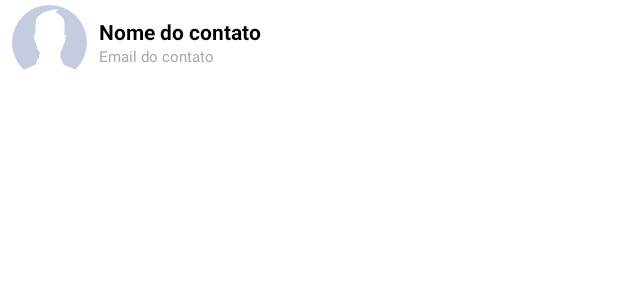
After one commit to Thiago3600/Android_WhatsApp_clone, an Android app: the layout layout_contato_adapter.xml on its own in the app's theme, with its tools: preview values and no code run, on a phone screen of 412 x 824 dp. The commit adds this screen. Shown: the top 300 px of the screen. Run offline under Robolectric (Android 15) with nearby library versions, the phone set to English and light mode, and no system bars.

Commit message:
add lista de contatos

```diff
--- a/app/src/main/AndroidManifest.xml
+++ b/app/src/main/AndroidManifest.xml
@@ -4,7 +4,7 @@
 
     <uses-feature
         android:name="android.hardware.camera2"
-        android:required="true"/>
+        android:required="true" />
 
     <uses-permission android:name="android.permission.READ_EXTERNAL_STORAGE" />
     <uses-permission android:name="android.permission.CAMERA" />
@@ -16,7 +16,9 @@
         android:roundIcon="@mipmap/ic_launcher_round"
         android:supportsRtl="true"
         android:theme="@style/Theme.Whatsapp_Clone">
-        <activity android:name=".activity.GalleryConfigActivity" android:theme="@style/Theme.AppCompat.Translucent"></activity>
+        <activity
+            android:name=".activity.GalleryConfigActivity"
+            android:theme="@style/Theme.AppCompat.Translucent" />
         <activity
             android:name=".activity.ConfiguracoesActivity"
             android:parentActivityName=".activity.MainActivity" />
--- a/app/src/main/java/com/example/whatsapp_clone/activity/ConfiguracoesActivity.java
+++ b/app/src/main/java/com/example/whatsapp_clone/activity/ConfiguracoesActivity.java
@@ -144,18 +144,13 @@ public class ConfiguracoesActivity extends AppCompatActivity {
 
     public void alterarNome(View view) {
 
-
         String nome = inputEditTextNomeUsuario.getText().toString();
-        String idUser = UsuarioFirebase.getIdCurrentUser();
-        DatabaseReference database = ConfiguracaoFirebase.getFirebaseDatabase();
-
 
         if (!nome.isEmpty()){
             if (UsuarioFirebase.atualizaNomeUsuario(nome)){
 
                 usuarioLogado.setNome(nome);
                 usuarioLogado.atualizar();
-                //database.child("Usuario").child(idUser).child("nome").setValue(nome);
                 Toast.makeText(this, "Nome alterado", Toast.LENGTH_SHORT).show();
             }
 
--- /dev/null
+++ b/app/src/main/res/layout/layout_contato_adapter.xml
@@ -0,0 +1,45 @@
+<?xml version="1.0" encoding="utf-8"?>
+<LinearLayout
+    xmlns:android="http://schemas.android.com/apk/res/android"
+    android:layout_width="match_parent"
+    android:layout_height="wrap_content"
+    android:paddingLeft="8dp"
+    android:paddingVertical="3dp"
+    android:gravity="center"
+    android:orientation="horizontal">
+
+    <de.hdodenhof.circleimageview.CircleImageView
+        android:id="@+id/circleImageViewPerfilContato"
+        android:layout_width="50dp"
+        android:layout_height="50dp"
+        android:src="@drawable/padrao"
+        />
+
+    <LinearLayout
+        android:layout_width="match_parent"
+        android:layout_height="wrap_content"
+        android:paddingLeft="8dp"
+        android:orientation="vertical">
+
+        <TextView
+            android:id="@+id/textViewNomeContato"
+            android:text="Nome do contato"
+            android:textStyle="bold"
+            android:textSize="14sp"
+
+            android:textColor="@color/black"
+            android:layout_width="match_parent"
+            android:layout_height="match_parent"/>
+        <TextView
+            android:id="@+id/textViewEmailContato"
+            android:text="Email do contato"
+            android:textStyle="normal"
+            android:textColor="@android:color/darker_gray"
+
+            android:textSize="10sp"
+            android:layout_width="match_parent"
+            android:layout_height="match_parent"/>
+
+    </LinearLayout>
+
+</LinearLayout>
```
Also changed, not shown: app/src/main/java/com/example/whatsapp_clone/adapter/AdapterContatos.java (added, +77 -0 lines), app/src/main/java/com/example/whatsapp_clone/fragment/ContatoFragment.java (+69 -1 lines), app/src/main/res/layout/fragment_contato.xml (+4 -7 lines).
